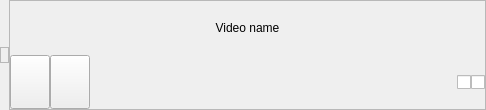
Old version of the form uis/videoWidgetItem.ui in the repository QBoff/YouTube-Video-Downloader.
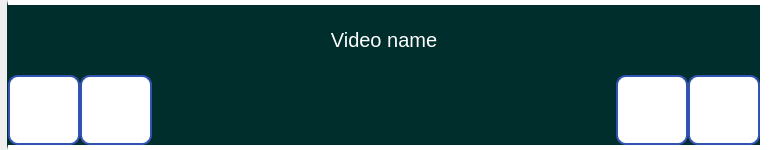
New version of the form. Icons and pictures are not drawn.

Patch:
```diff
--- a/uis/videoWidgetItem.ui
+++ b/uis/videoWidgetItem.ui
@@ -1,13 +1,13 @@
 <?xml version="1.0" encoding="UTF-8"?>
 <ui version="4.0">
- <class>Form</class>
- <widget class="QWidget" name="Form">
+ <class>Template</class>
+ <widget class="QWidget" name="Template">
   <property name="geometry">
    <rect>
     <x>0</x>
     <y>0</y>
-    <width>486</width>
-    <height>110</height>
+    <width>770</width>
+    <height>150</height>
    </rect>
   </property>
   <property name="sizePolicy">
@@ -16,10 +16,38 @@
     <verstretch>0</verstretch>
    </sizepolicy>
   </property>
+  <property name="minimumSize">
+   <size>
+    <width>0</width>
+    <height>150</height>
+   </size>
+  </property>
+  <property name="maximumSize">
+   <size>
+    <width>16777215</width>
+    <height>150</height>
+   </size>
+  </property>
   <property name="windowTitle">
    <string>Form</string>
   </property>
-  <layout class="QHBoxLayout" name="horizontalLayout">
+  <property name="styleSheet">
+   <string notr="true">#rightSide {
+	background-color: #002E2C;
+	border-top: 5px solid white;
+	border-bottom: 5px solid white;
+	border-right: 10px solid white;
+}
+
+QPushButton {
+	background-color: white;
+	border-radius: 10%;
+	border: 2px solid #3353B3;
+}
+
+#videoName {color: white}</string>
+  </property>
+  <layout class="QHBoxLayout" name="horizontalLayout" stretch="0,0">
    <property name="spacing">
     <number>0</number>
    </property>
@@ -39,19 +67,13 @@
     <number>0</number>
    </property>
    <item>
-    <widget class="QFrame" name="frame_2">
+    <widget class="QFrame" name="previewContainer">
      <property name="sizePolicy">
-      <sizepolicy hsizetype="Maximum" vsizetype="Maximum">
+      <sizepolicy hsizetype="Maximum" vsizetype="Minimum">
        <horstretch>0</horstretch>
        <verstretch>0</verstretch>
       </sizepolicy>
      </property>
-     <property name="frameShape">
-      <enum>QFrame::StyledPanel</enum>
-     </property>
-     <property name="frameShadow">
-      <enum>QFrame::Raised</enum>
-     </property>
      <layout class="QVBoxLayout" name="verticalLayout">
       <property name="spacing">
        <number>0</number>
@@ -69,35 +91,23 @@
        <number>0</number>
       </property>
       <item>
-       <widget class="QLabel" name="label">
+       <widget class="QLabel" name="previewLabel">
         <property name="sizePolicy">
-         <sizepolicy hsizetype="Maximum" vsizetype="Maximum">
+         <sizepolicy hsizetype="Minimum" vsizetype="Minimum">
           <horstretch>0</horstretch>
           <verstretch>0</verstretch>
          </sizepolicy>
         </property>
-        <property name="maximumSize">
-         <size>
-          <width>160</width>
-          <height>90</height>
-         </size>
-        </property>
         <property name="text">
          <string/>
         </property>
-        <property name="pixmap">
-         <pixmap>../temp.jpg</pixmap>
-        </property>
-        <property name="scaledContents">
-         <bool>true</bool>
-        </property>
        </widget>
       </item>
      </layout>
     </widget>
    </item>
    <item>
-    <widget class="QFrame" name="frame">
+    <widget class="QFrame" name="rightSide">
      <property name="frameShape">
       <enum>QFrame::StyledPanel</enum>
      </property>
@@ -121,7 +131,12 @@
        <number>0</number>
       </property>
       <item>
-       <widget class="QLabel" name="label_2">
+       <widget class="QLabel" name="videoName">
+        <property name="font">
+         <font>
+          <pointsize>15</pointsize>
+         </font>
+        </property>
         <property name="text">
          <string>Video name</string>
         </property>
@@ -131,7 +146,7 @@
        </widget>
       </item>
       <item>
-       <layout class="QHBoxLayout" name="horizontalLayout_2">
+       <layout class="QHBoxLayout" name="videoButtons">
         <property name="spacing">
          <number>0</number>
         </property>
@@ -139,39 +154,80 @@
          <enum>QLayout::SetDefaultConstraint</enum>
         </property>
         <item>
-         <widget class="QPushButton" name="pushButton_2">
+         <widget class="QPushButton" name="playButton">
           <property name="sizePolicy">
            <sizepolicy hsizetype="Minimum" vsizetype="Minimum">
             <horstretch>0</horstretch>
             <verstretch>0</verstretch>
            </sizepolicy>
           </property>
+          <property name="minimumSize">
+           <size>
+            <width>72</width>
+            <height>0</height>
+           </size>
+          </property>
+          <property name="maximumSize">
+           <size>
+            <width>72</width>
+            <height>16777215</height>
+           </size>
+          </property>
           <property name="text">
            <string/>
           </property>
+          <property name="icon">
+           <iconset>
+            <normaloff>../icons/play.png</normaloff>../icons/play.png</iconset>
+          </property>
+          <property name="iconSize">
+           <size>
+            <width>50</width>
+            <height>50</height>
+           </size>
+          </property>
          </widget>
         </item>
         <item>
-         <widget class="QPushButton" name="pushButton">
+         <widget class="QPushButton" name="deleteButton">
           <property name="sizePolicy">
            <sizepolicy hsizetype="Minimum" vsizetype="Minimum">
             <horstretch>0</horstretch>
             <verstretch>0</verstretch>
            </sizepolicy>
           </property>
+          <property name="minimumSize">
+           <size>
+            <width>72</width>
+            <height>0</height>
+           </size>
+          </property>
+          <property name="maximumSize">
+           <size>
+            <width>72</width>
+            <height>16777215</height>
+           </size>
+          </property>
           <property name="text">
            <string/>
           </property>
+          <property name="icon">
+           <iconset>
+            <normaloff>../icons/trash.png</normaloff>../icons/trash.png</iconset>
+          </property>
+          <property name="iconSize">
+           <size>
+            <width>50</width>
+            <height>50</height>
+           </size>
+          </property>
          </widget>
         </item>
         <item>
-         <spacer name="horizontalSpacer">
+         <spacer name="horizontalSpacer_2">
           <property name="orientation">
            <enum>Qt::Horizontal</enum>
           </property>
-          <property name="sizeType">
-           <enum>QSizePolicy::Expanding</enum>
-          </property>
           <property name="sizeHint" stdset="0">
            <size>
             <width>40</width>
@@ -181,29 +237,87 @@
          </spacer>
         </item>
         <item>
-         <widget class="QCheckBox" name="checkBox_2">
+         <widget class="QPushButton" name="favouriteButton">
           <property name="sizePolicy">
            <sizepolicy hsizetype="Minimum" vsizetype="Minimum">
             <horstretch>0</horstretch>
             <verstretch>0</verstretch>
            </sizepolicy>
           </property>
+          <property name="minimumSize">
+           <size>
+            <width>72</width>
+            <height>0</height>
+           </size>
+          </property>
+          <property name="maximumSize">
+           <size>
+            <width>72</width>
+            <height>16777215</height>
+           </size>
+          </property>
           <property name="text">
            <string/>
           </property>
+          <property name="icon">
+           <iconset>
+            <normaloff>../icons/star_unchecked.png</normaloff>
+            <normalon>../icons/star_checked.png</normalon>../icons/star_unchecked.png</iconset>
+          </property>
+          <property name="iconSize">
+           <size>
+            <width>50</width>
+            <height>50</height>
+           </size>
+          </property>
+          <property name="checkable">
+           <bool>true</bool>
+          </property>
+          <property name="checked">
+           <bool>false</bool>
+          </property>
          </widget>
         </item>
         <item>
-         <widget class="QCheckBox" name="checkBox">
+         <widget class="QPushButton" name="selectedButton">
           <property name="sizePolicy">
            <sizepolicy hsizetype="Minimum" vsizetype="Minimum">
             <horstretch>0</horstretch>
             <verstretch>0</verstretch>
            </sizepolicy>
           </property>
+          <property name="minimumSize">
+           <size>
+            <width>72</width>
+            <height>0</height>
+           </size>
+          </property>
+          <property name="maximumSize">
+           <size>
+            <width>72</width>
+            <height>16777215</height>
+           </size>
+          </property>
           <property name="text">
            <string/>
           </property>
+          <property name="icon">
+           <iconset>
+            <normaloff>../icons/checkmark_unchecked.png</normaloff>
+            <normalon>../icons/checkmark_checked.png</normalon>../icons/checkmark_unchecked.png</iconset>
+          </property>
+          <property name="iconSize">
+           <size>
+            <width>50</width>
+            <height>50</height>
+           </size>
+          </property>
+          <property name="checkable">
+           <bool>true</bool>
+          </property>
+          <property name="checked">
+           <bool>false</bool>
+          </property>
          </widget>
         </item>
        </layout>
```
